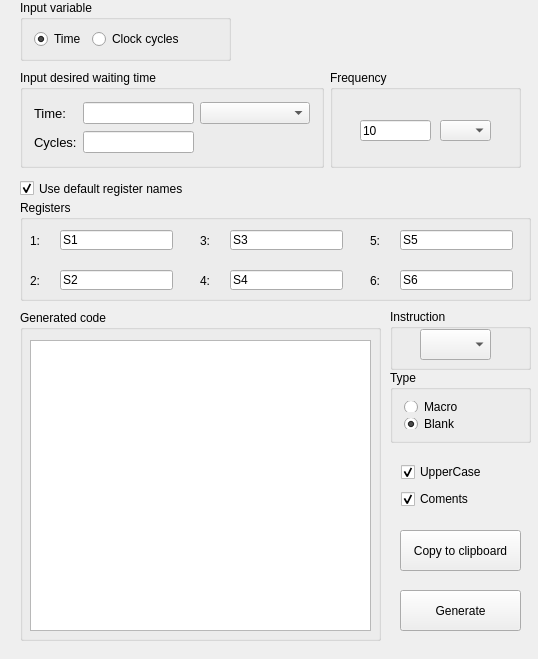
First picture: the form in IDE/GUI/widgets/LoopGen/loop_gen.ui, repository AbyssAbbeba/MDS-picoblaze-AVR-ide, before the edit.
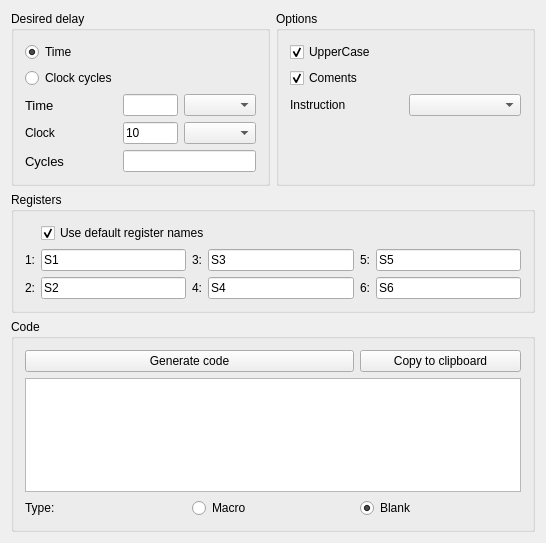
Second picture: the form after the edit.

```diff
--- a/IDE/GUI/widgets/LoopGen/loop_gen.ui
+++ b/IDE/GUI/widgets/LoopGen/loop_gen.ui
@@ -6,480 +6,324 @@
    <rect>
     <x>0</x>
     <y>0</y>
-    <width>538</width>
-    <height>659</height>
+    <width>546</width>
+    <height>543</height>
    </rect>
   </property>
   <property name="windowTitle">
    <string>Loop Generator</string>
   </property>
-  <widget class="QPushButton" name="push_Generate">
-   <property name="geometry">
-    <rect>
-     <x>400</x>
-     <y>590</y>
-     <width>121</width>
-     <height>41</height>
-    </rect>
-   </property>
-   <property name="text">
-    <string>Generate</string>
-   </property>
-  </widget>
-  <widget class="QGroupBox" name="groupBox">
-   <property name="geometry">
-    <rect>
-     <x>20</x>
-     <y>70</y>
-     <width>304</width>
-     <height>98</height>
-    </rect>
-   </property>
-   <property name="title">
-    <string>Input desired waiting time</string>
-   </property>
-   <layout class="QGridLayout" name="gridLayout">
-    <item row="0" column="0">
-     <widget class="QLabel" name="label_3">
-      <property name="font">
-       <font>
-        <pointsize>10</pointsize>
-       </font>
-      </property>
-      <property name="text">
-       <string>Time:</string>
-      </property>
-     </widget>
-    </item>
-    <item row="0" column="1">
-     <widget class="QLineEdit" name="Vstup_Cas"/>
-    </item>
-    <item row="0" column="2">
-     <widget class="QComboBox" name="Box_F">
-      <property name="font">
-       <font>
-        <pointsize>9</pointsize>
-       </font>
-      </property>
-     </widget>
-    </item>
-    <item row="1" column="0">
-     <widget class="QLabel" name="label_2">
-      <property name="font">
-       <font>
-        <pointsize>10</pointsize>
-       </font>
-      </property>
-      <property name="text">
-       <string>Cycles:</string>
-      </property>
-     </widget>
-    </item>
-    <item row="1" column="1">
-     <widget class="QLineEdit" name="Vstup_Cycles"/>
-    </item>
-    <item row="1" column="2">
-     <spacer name="horizontalSpacer">
-      <property name="orientation">
-       <enum>Qt::Horizontal</enum>
-      </property>
-      <property name="sizeHint" stdset="0">
-       <size>
-        <width>40</width>
-        <height>20</height>
-       </size>
-      </property>
-     </spacer>
-    </item>
-   </layout>
-  </widget>
-  <widget class="QGroupBox" name="groupBox_2">
-   <property name="geometry">
-    <rect>
-     <x>20</x>
-     <y>310</y>
-     <width>361</width>
-     <height>331</height>
-    </rect>
-   </property>
-   <property name="title">
-    <string>Generated code</string>
-   </property>
-   <widget class="QTextEdit" name="Vystup_text">
-    <property name="geometry">
-     <rect>
-      <x>10</x>
-      <y>30</y>
-      <width>341</width>
-      <height>291</height>
-     </rect>
-    </property>
-   </widget>
-  </widget>
-  <widget class="QPushButton" name="push_Copy">
-   <property name="geometry">
-    <rect>
-     <x>400</x>
-     <y>530</y>
-     <width>121</width>
-     <height>41</height>
-    </rect>
-   </property>
-   <property name="text">
-    <string>Copy to clipboard</string>
-   </property>
-  </widget>
-  <widget class="QGroupBox" name="groupBox_3">
-   <property name="geometry">
-    <rect>
-     <x>390</x>
-     <y>370</y>
-     <width>141</width>
-     <height>73</height>
-    </rect>
-   </property>
-   <property name="title">
-    <string>Type</string>
-   </property>
-   <layout class="QFormLayout" name="formLayout_2">
-    <property name="fieldGrowthPolicy">
-     <enum>QFormLayout::AllNonFixedFieldsGrow</enum>
-    </property>
-    <item row="0" column="0">
-     <widget class="QRadioButton" name="Button_Macro">
-      <property name="text">
-       <string>Macro</string>
-      </property>
-     </widget>
-    </item>
-    <item row="1" column="0">
-     <widget class="QRadioButton" name="radio_blank">
-      <property name="text">
-       <string>Blank</string>
-      </property>
-      <property name="checked">
-       <bool>true</bool>
-      </property>
-     </widget>
-    </item>
-   </layout>
-  </widget>
-  <widget class="QGroupBox" name="groupBox_5">
-   <property name="geometry">
-    <rect>
-     <x>20</x>
-     <y>0</y>
-     <width>211</width>
-     <height>61</height>
-    </rect>
-   </property>
-   <property name="title">
-    <string>Input variable</string>
-   </property>
-   <layout class="QFormLayout" name="formLayout">
-    <item row="0" column="0">
-     <widget class="QRadioButton" name="radio_Time">
-      <property name="text">
-       <string>Time</string>
-      </property>
-      <property name="checked">
-       <bool>true</bool>
-      </property>
-     </widget>
-    </item>
-    <item row="0" column="1">
-     <widget class="QRadioButton" name="radio_Cycles">
-      <property name="text">
-       <string>Clock cycles</string>
-      </property>
-     </widget>
-    </item>
-   </layout>
-  </widget>
-  <widget class="QWidget" name="verticalLayoutWidget">
-   <property name="geometry">
-    <rect>
-     <x>390</x>
-     <y>450</y>
-     <width>141</width>
-     <height>71</height>
-    </rect>
-   </property>
-   <layout class="QVBoxLayout" name="verticalLayout">
-    <item>
-     <widget class="QCheckBox" name="check_upper">
-      <property name="text">
-       <string>UpperCase</string>
-      </property>
-      <property name="checked">
-       <bool>true</bool>
-      </property>
-     </widget>
-    </item>
-    <item>
-     <widget class="QCheckBox" name="check_Comments">
-      <property name="text">
-       <string>Coments</string>
-      </property>
-      <property name="checked">
-       <bool>true</bool>
-      </property>
-     </widget>
-    </item>
-   </layout>
-  </widget>
-  <widget class="QGroupBox" name="groupBox_4">
-   <property name="geometry">
-    <rect>
-     <x>20</x>
-     <y>200</y>
-     <width>511</width>
-     <height>101</height>
-    </rect>
-   </property>
-   <property name="title">
-    <string>Registers</string>
-   </property>
-   <widget class="QLineEdit" name="line_reg1">
-    <property name="geometry">
-     <rect>
-      <x>40</x>
-      <y>30</y>
-      <width>113</width>
-      <height>20</height>
-     </rect>
-    </property>
-    <property name="text">
-     <string>S1</string>
-    </property>
-   </widget>
-   <widget class="QLineEdit" name="line_reg2">
-    <property name="geometry">
-     <rect>
-      <x>40</x>
-      <y>70</y>
-      <width>113</width>
-      <height>20</height>
-     </rect>
-    </property>
-    <property name="text">
-     <string>S2</string>
-    </property>
-   </widget>
-   <widget class="QLineEdit" name="line_reg3">
-    <property name="geometry">
-     <rect>
-      <x>210</x>
-      <y>30</y>
-      <width>113</width>
-      <height>20</height>
-     </rect>
-    </property>
-    <property name="text">
-     <string>S3</string>
-    </property>
-   </widget>
-   <widget class="QLineEdit" name="line_reg4">
-    <property name="geometry">
-     <rect>
-      <x>210</x>
-      <y>70</y>
-      <width>113</width>
-      <height>20</height>
-     </rect>
-    </property>
-    <property name="text">
-     <string>S4</string>
-    </property>
-   </widget>
-   <widget class="QLineEdit" name="line_reg5">
-    <property name="geometry">
-     <rect>
-      <x>380</x>
-      <y>30</y>
-      <width>113</width>
-      <height>20</height>
-     </rect>
-    </property>
-    <property name="text">
-     <string>S5</string>
-    </property>
-   </widget>
-   <widget class="QLineEdit" name="line_reg6">
-    <property name="geometry">
-     <rect>
-      <x>380</x>
-      <y>70</y>
-      <width>113</width>
-      <height>20</height>
-     </rect>
-    </property>
-    <property name="text">
-     <string>S6</string>
-    </property>
-   </widget>
-   <widget class="QLabel" name="label_4">
-    <property name="geometry">
-     <rect>
-      <x>10</x>
-      <y>30</y>
-      <width>21</width>
-      <height>21</height>
-     </rect>
-    </property>
-    <property name="text">
-     <string>1:</string>
-    </property>
-   </widget>
-   <widget class="QLabel" name="label_8">
-    <property name="geometry">
-     <rect>
-      <x>10</x>
-      <y>70</y>
-      <width>21</width>
-      <height>21</height>
-     </rect>
-    </property>
-    <property name="text">
-     <string>2:</string>
-    </property>
-   </widget>
-   <widget class="QLabel" name="label_10">
-    <property name="geometry">
-     <rect>
-      <x>180</x>
-      <y>70</y>
-      <width>21</width>
-      <height>21</height>
-     </rect>
-    </property>
-    <property name="text">
-     <string>4:</string>
-    </property>
-   </widget>
-   <widget class="QLabel" name="label_11">
-    <property name="geometry">
-     <rect>
-      <x>180</x>
-      <y>30</y>
-      <width>21</width>
-      <height>21</height>
-     </rect>
-    </property>
-    <property name="text">
-     <string>3:</string>
-    </property>
-   </widget>
-   <widget class="QLabel" name="label_12">
-    <property name="geometry">
-     <rect>
-      <x>350</x>
-      <y>70</y>
-      <width>21</width>
-      <height>21</height>
-     </rect>
-    </property>
-    <property name="text">
-     <string>6:</string>
-    </property>
-   </widget>
-   <widget class="QLabel" name="label_13">
-    <property name="geometry">
-     <rect>
-      <x>350</x>
-      <y>30</y>
-      <width>21</width>
-      <height>21</height>
-     </rect>
-    </property>
-    <property name="text">
-     <string>5:</string>
-    </property>
-   </widget>
-  </widget>
-  <widget class="QCheckBox" name="check_default">
-   <property name="geometry">
-    <rect>
-     <x>20</x>
-     <y>180</y>
-     <width>211</width>
-     <height>17</height>
-    </rect>
-   </property>
-   <property name="text">
-    <string>Use default register names</string>
-   </property>
-   <property name="checked">
-    <bool>true</bool>
-   </property>
-  </widget>
-  <widget class="QGroupBox" name="groupBox_6">
-   <property name="geometry">
-    <rect>
-     <x>330</x>
-     <y>70</y>
-     <width>191</width>
-     <height>98</height>
-    </rect>
-   </property>
-   <property name="title">
-    <string>Frequency</string>
-   </property>
-   <widget class="QLineEdit" name="Vstup_Frekvency">
-    <property name="geometry">
-     <rect>
-      <x>30</x>
-      <y>50</y>
-      <width>71</width>
-      <height>21</height>
-     </rect>
-    </property>
-    <property name="text">
-     <string>10</string>
-    </property>
-   </widget>
-   <widget class="QComboBox" name="Box_Frekvency">
-    <property name="geometry">
-     <rect>
-      <x>110</x>
-      <y>50</y>
-      <width>51</width>
-      <height>21</height>
-     </rect>
-    </property>
-    <property name="font">
-     <font>
-      <pointsize>9</pointsize>
-     </font>
-    </property>
-    <property name="currentIndex">
-     <number>-1</number>
-    </property>
-   </widget>
-  </widget>
-  <widget class="QGroupBox" name="groupBox_7">
-   <property name="geometry">
-    <rect>
-     <x>390</x>
-     <y>309</y>
-     <width>141</width>
-     <height>61</height>
-    </rect>
-   </property>
-   <property name="title">
-    <string>Instruction</string>
-   </property>
-   <widget class="QComboBox" name="Box_Instructions">
-    <property name="geometry">
-     <rect>
-      <x>30</x>
-      <y>20</y>
-      <width>71</width>
-      <height>31</height>
-     </rect>
-    </property>
-   </widget>
-  </widget>
+  <layout class="QGridLayout" name="gridLayout_5">
+   <item row="3" column="0" colspan="2">
+    <widget class="QGroupBox" name="groupBox_4">
+     <property name="title">
+      <string>Registers</string>
+     </property>
+     <layout class="QGridLayout" name="gridLayout">
+      <item row="1" column="5">
+       <widget class="QLineEdit" name="line_reg5">
+        <property name="text">
+         <string>S5</string>
+        </property>
+       </widget>
+      </item>
+      <item row="2" column="5">
+       <widget class="QLineEdit" name="line_reg6">
+        <property name="text">
+         <string>S6</string>
+        </property>
+       </widget>
+      </item>
+      <item row="1" column="2">
+       <widget class="QLabel" name="label_11">
+        <property name="text">
+         <string>3:</string>
+        </property>
+       </widget>
+      </item>
+      <item row="2" column="1">
+       <widget class="QLineEdit" name="line_reg2">
+        <property name="text">
+         <string>S2</string>
+        </property>
+       </widget>
+      </item>
+      <item row="2" column="2">
+       <widget class="QLabel" name="label_10">
+        <property name="text">
+         <string>4:</string>
+        </property>
+       </widget>
+      </item>
+      <item row="1" column="4">
+       <widget class="QLabel" name="label_13">
+        <property name="text">
+         <string>5:</string>
+        </property>
+       </widget>
+      </item>
+      <item row="2" column="0">
+       <widget class="QLabel" name="label_8">
+        <property name="text">
+         <string>2:</string>
+        </property>
+       </widget>
+      </item>
+      <item row="2" column="3">
+       <widget class="QLineEdit" name="line_reg4">
+        <property name="text">
+         <string>S4</string>
+        </property>
+       </widget>
+      </item>
+      <item row="2" column="4">
+       <widget class="QLabel" name="label_12">
+        <property name="text">
+         <string>6:</string>
+        </property>
+       </widget>
+      </item>
+      <item row="1" column="3">
+       <widget class="QLineEdit" name="line_reg3">
+        <property name="text">
+         <string>S3</string>
+        </property>
+       </widget>
+      </item>
+      <item row="1" column="0">
+       <widget class="QLabel" name="label_4">
+        <property name="text">
+         <string>1:</string>
+        </property>
+       </widget>
+      </item>
+      <item row="1" column="1">
+       <widget class="QLineEdit" name="line_reg1">
+        <property name="text">
+         <string>S1</string>
+        </property>
+       </widget>
+      </item>
+      <item row="0" column="1" colspan="5">
+       <widget class="QCheckBox" name="check_default">
+        <property name="text">
+         <string>Use default register names</string>
+        </property>
+        <property name="checked">
+         <bool>true</bool>
+        </property>
+       </widget>
+      </item>
+     </layout>
+    </widget>
+   </item>
+   <item row="2" column="1">
+    <widget class="QGroupBox" name="groupBox_5">
+     <property name="title">
+      <string>Options</string>
+     </property>
+     <layout class="QGridLayout" name="gridLayout_7">
+      <item row="1" column="0" colspan="2">
+       <widget class="QCheckBox" name="check_Comments">
+        <property name="text">
+         <string>Coments</string>
+        </property>
+        <property name="checked">
+         <bool>true</bool>
+        </property>
+       </widget>
+      </item>
+      <item row="2" column="1">
+       <widget class="QComboBox" name="Box_Instructions"/>
+      </item>
+      <item row="2" column="0">
+       <widget class="QLabel" name="label_5">
+        <property name="text">
+         <string>Instruction</string>
+        </property>
+       </widget>
+      </item>
+      <item row="0" column="0" colspan="2">
+       <widget class="QCheckBox" name="check_upper">
+        <property name="text">
+         <string>UpperCase</string>
+        </property>
+        <property name="checked">
+         <bool>true</bool>
+        </property>
+       </widget>
+      </item>
+      <item row="3" column="0" colspan="2">
+       <spacer name="verticalSpacer">
+        <property name="orientation">
+         <enum>Qt::Vertical</enum>
+        </property>
+        <property name="sizeHint" stdset="0">
+         <size>
+          <width>20</width>
+          <height>40</height>
+         </size>
+        </property>
+       </spacer>
+      </item>
+     </layout>
+    </widget>
+   </item>
+   <item row="2" column="0">
+    <widget class="QGroupBox" name="groupBox">
+     <property name="title">
+      <string>Desired delay</string>
+     </property>
+     <layout class="QGridLayout" name="gridLayout_6">
+      <item row="5" column="1" colspan="2">
+       <widget class="QLineEdit" name="Vstup_Cycles"/>
+      </item>
+      <item row="1" column="0" colspan="3">
+       <widget class="QRadioButton" name="radio_Time">
+        <property name="text">
+         <string>Time</string>
+        </property>
+        <property name="checked">
+         <bool>true</bool>
+        </property>
+       </widget>
+      </item>
+      <item row="3" column="1">
+       <widget class="QLineEdit" name="Vstup_Cas">
+        <property name="sizePolicy">
+         <sizepolicy hsizetype="Expanding" vsizetype="Preferred">
+          <horstretch>0</horstretch>
+          <verstretch>0</verstretch>
+         </sizepolicy>
+        </property>
+       </widget>
+      </item>
+      <item row="3" column="0">
+       <widget class="QLabel" name="label_3">
+        <property name="font">
+         <font>
+          <pointsize>10</pointsize>
+         </font>
+        </property>
+        <property name="text">
+         <string>Time</string>
+        </property>
+       </widget>
+      </item>
+      <item row="5" column="0">
+       <widget class="QLabel" name="label_2">
+        <property name="font">
+         <font>
+          <pointsize>10</pointsize>
+         </font>
+        </property>
+        <property name="text">
+         <string>Cycles</string>
+        </property>
+       </widget>
+      </item>
+      <item row="3" column="2">
+       <widget class="QComboBox" name="Box_F">
+        <property name="font">
+         <font>
+          <pointsize>9</pointsize>
+         </font>
+        </property>
+       </widget>
+      </item>
+      <item row="4" column="0">
+       <widget class="QLabel" name="label">
+        <property name="text">
+         <string>Clock </string>
+        </property>
+       </widget>
+      </item>
+      <item row="4" column="1">
+       <widget class="QLineEdit" name="Vstup_Frekvency">
+        <property name="text">
+         <string>10</string>
+        </property>
+       </widget>
+      </item>
+      <item row="4" column="2">
+       <widget class="QComboBox" name="Box_Frekvency">
+        <property name="font">
+         <font>
+          <pointsize>9</pointsize>
+         </font>
+        </property>
+        <property name="currentIndex">
+         <number>-1</number>
+        </property>
+       </widget>
+      </item>
+      <item row="2" column="0">
+       <widget class="QRadioButton" name="radio_Cycles">
+        <property name="text">
+         <string>Clock cycles</string>
+        </property>
+       </widget>
+      </item>
+     </layout>
+    </widget>
+   </item>
+   <item row="4" column="0" rowspan="3" colspan="2">
+    <widget class="QGroupBox" name="groupBox_2">
+     <property name="sizePolicy">
+      <sizepolicy hsizetype="Expanding" vsizetype="Expanding">
+       <horstretch>1</horstretch>
+       <verstretch>1</verstretch>
+      </sizepolicy>
+     </property>
+     <property name="title">
+      <string>Code</string>
+     </property>
+     <layout class="QGridLayout" name="gridLayout_2">
+      <item row="0" column="2">
+       <widget class="QPushButton" name="push_Copy">
+        <property name="text">
+         <string>Copy to clipboard</string>
+        </property>
+       </widget>
+      </item>
+      <item row="0" column="0" colspan="2">
+       <widget class="QPushButton" name="push_Generate">
+        <property name="text">
+         <string>Generate code</string>
+        </property>
+       </widget>
+      </item>
+      <item row="2" column="0" colspan="3">
+       <widget class="QTextEdit" name="Vystup_text"/>
+      </item>
+      <item row="3" column="0">
+       <widget class="QLabel" name="label_6">
+        <property name="text">
+         <string>Type:</string>
+        </property>
+       </widget>
+      </item>
+      <item row="3" column="1">
+       <widget class="QRadioButton" name="Button_Macro">
+        <property name="text">
+         <string>Macro</string>
+        </property>
+       </widget>
+      </item>
+      <item row="3" column="2">
+       <widget class="QRadioButton" name="radio_blank">
+        <property name="text">
+         <string>Blank</string>
+        </property>
+        <property name="checked">
+         <bool>true</bool>
+        </property>
+       </widget>
+      </item>
+     </layout>
+    </widget>
+   </item>
+  </layout>
  </widget>
  <layoutdefault spacing="6" margin="11"/>
  <resources/>
```
